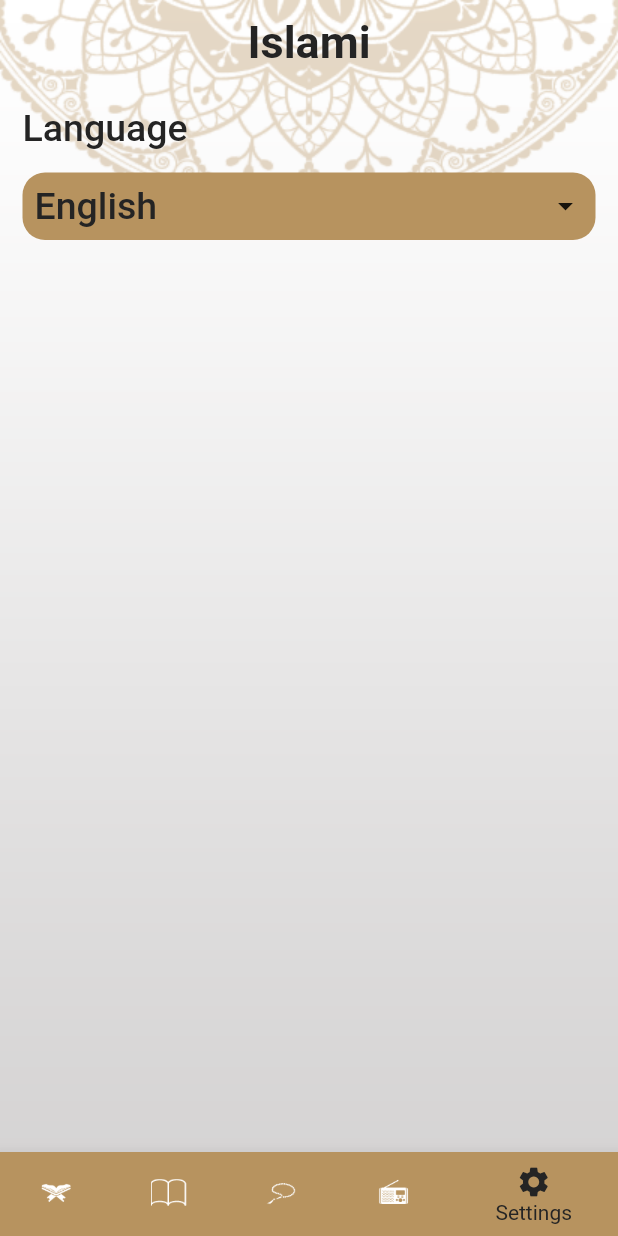
After one commit to MoNia1126/islami_app_c9_mon, a Flutter app: the screen it shows after launch, item 5 of the bottom bar chosen, on a phone screen of 412 x 824 dp. The commit adds this screen. Run offline on Flutter 3.47's test engine with Material 2 defaults, Android fonts, the phone set to English and light mode, and no system bars; generated files the repository leaves out were written again.

Commit message:
change language

```diff
--- a/lib/home_screen.dart
+++ b/lib/home_screen.dart
@@ -4,6 +4,7 @@ import 'package:practice_app/home/hadeth/hadeth_tab.dart';
 import 'package:practice_app/home/quran/quran_tab.dart';
 import 'package:practice_app/home/radio/radio_tab.dart';
 import 'package:practice_app/home/sebha/sebha_tab.dart';
+import 'package:practice_app/settings/settings_tab.dart';
 
 class HomeScreen extends StatefulWidget {
   static const String routeName = 'home_screen';
@@ -49,6 +50,9 @@ class _HomeScreenState extends State<HomeScreen> {
                 BottomNavigationBarItem(
                     icon: ImageIcon(AssetImage('assets/images/radio.png')),
                     label: AppLocalizations.of(context)!.radio),
+                BottomNavigationBarItem(
+                    icon: Icon(Icons.settings),
+                    label: AppLocalizations.of(context)!.settings),
               ],
             ),
           ),
@@ -63,5 +67,6 @@ class _HomeScreenState extends State<HomeScreen> {
     HadethTab(),
     SebhaTab(),
     RadioTab(),
+    SettingsTab(),
   ];
 }
--- a/lib/l10n/app_ar.arb
+++ b/lib/l10n/app_ar.arb
@@ -5,5 +5,12 @@
   "sebha": "السبحة",
   "radio": "الراديو",
   "sura_name": "اسم السورة",
-  "hadeth_name": "اسم الحديث"
+  "hadeth_name": "اسم الحديث",
+  "settings": "الاعدادات",
+  "english": "الانجليزية",
+  "arabic": "العربية",
+  "light": "مضئ",
+  "dark": "ليلي",
+  "theme": "النمط",
+  "language": "اللغة"
 }
--- a/lib/l10n/app_en.arb
+++ b/lib/l10n/app_en.arb
@@ -5,5 +5,12 @@
   "sebha": "Sebha",
   "radio": "Radio",
   "sura_name": "Sura Name",
-  "hadeth_name": "Hadeth Name"
+  "hadeth_name": "Hadeth Name",
+  "settings": "Settings",
+  "english": "English",
+  "arabic": "Arabic",
+  "light": "Light",
+  "dark": "Dark",
+  "theme": "Theme",
+  "language": "Language"
 }
--- a/lib/main.dart
+++ b/lib/main.dart
@@ -3,16 +3,20 @@ import 'package:flutter_gen/gen_l10n/app_localizations.dart';
 import 'package:practice_app/home/quran/sura_details_screen.dart';
 import 'package:practice_app/home_screen.dart';
 import 'package:practice_app/my_theme.dart';
+import 'package:practice_app/providers/app_config_provider.dart';
+import 'package:provider/provider.dart';
 
 import 'home/hadeth/hadeth_details_screen.dart';
 
 void main() {
-  runApp(MyApp());
+  runApp(ChangeNotifierProvider(
+      create: (context) => AppConfigProvider(), child: MyApp()));
 }
 
 class MyApp extends StatelessWidget {
   @override
   Widget build(BuildContext context) {
+    var provider = Provider.of<AppConfigProvider>(context);
     return MaterialApp(
       debugShowCheckedModeBanner: false,
       initialRoute: HomeScreen.routeName,
@@ -24,7 +28,7 @@ class MyApp extends StatelessWidget {
       localizationsDelegates: AppLocalizations.localizationsDelegates,
       supportedLocales: AppLocalizations.supportedLocales,
       theme: MyTheme.lightTheme,
-      locale: Locale('ar'),
+      locale: Locale(provider.appLanguage),
     );
   }
 }
--- /dev/null
+++ b/lib/providers/app_config_provider.dart
@@ -0,0 +1,13 @@
+import 'package:flutter/material.dart';
+
+class AppConfigProvider extends ChangeNotifier {
+  String appLanguage = 'en';
+
+  void changeLanguage(String newLanguage) {
+    if (appLanguage == newLanguage) {
+      return;
+    }
+    appLanguage == newLanguage;
+    notifyListeners();
+  }
+}
--- /dev/null
+++ b/lib/settings/settings_tab.dart
@@ -0,0 +1,55 @@
+import 'package:flutter/material.dart';
+import 'package:flutter_gen/gen_l10n/app_localizations.dart';
+import 'package:practice_app/settings/language_bottom_sheet.dart';
+
+class SettingsTab extends StatefulWidget {
+  @override
+  State<SettingsTab> createState() => _SettingsTabState();
+}
+
+class _SettingsTabState extends State<SettingsTab> {
+  @override
+  Widget build(BuildContext context) {
+    return Container(
+      margin: EdgeInsets.all(15),
+      child: Column(
+        crossAxisAlignment: CrossAxisAlignment.stretch,
+        children: [
+          Text(
+            AppLocalizations.of(context)!.language,
+            style: Theme.of(context).textTheme.titleMedium,
+          ),
+          SizedBox(
+            height: 15,
+          ),
+          InkWell(
+            onTap: () {
+              showLanguageBottomSheet();
+            },
+            child: Container(
+              padding: EdgeInsets.all(8),
+              decoration: BoxDecoration(
+                  color: Theme.of(context).primaryColor,
+                  borderRadius: BorderRadius.circular(15)),
+              child: Row(
+                mainAxisAlignment: MainAxisAlignment.spaceBetween,
+                children: [
+                  Text(
+                    AppLocalizations.of(context)!.english,
+                    style: Theme.of(context).textTheme.titleMedium,
+                  ),
+                  Icon(Icons.arrow_drop_down)
+                ],
+              ),
+            ),
+          )
+        ],
+      ),
+    );
+  }
+
+  void showLanguageBottomSheet() {
+    showModalBottomSheet(
+        context: context, builder: (context) => LanguageBottomShett());
+  }
+}
--- a/pubspec.yaml
+++ b/pubspec.yaml
@@ -33,6 +33,7 @@ dependencies:
   flutter_localizations:
     sdk: flutter
   intl: any
+  provider: ^6.0.5
 
   # The following adds the Cupertino Icons font to your application.
   # Use with the CupertinoIcons class for iOS style icons.
@@ -41,6 +42,7 @@ dependencies:
 dev_dependencies:
   flutter_test:
     sdk: flutter
+
 
   # The "flutter_lints" package below contains a set of recommended lints to
   # encourage good coding practices. The lint set provided by the package is
```
Also changed, not shown: lib/settings/language_bottom_sheet.dart (added, +50 -0 lines), pubspec.lock.
